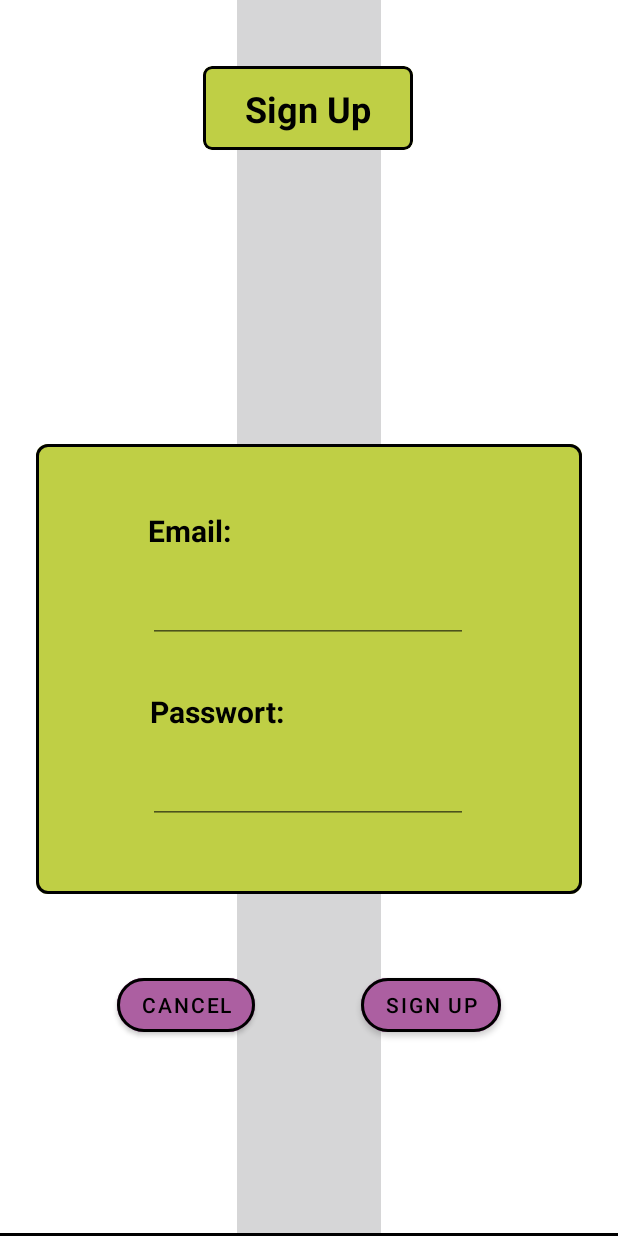
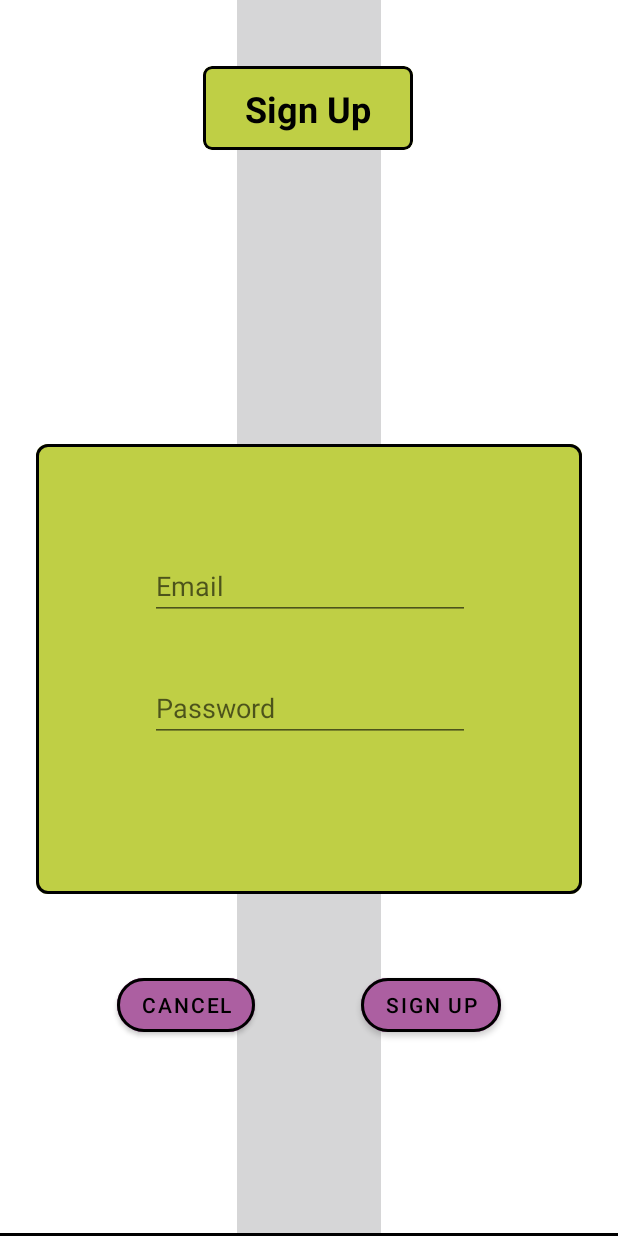
Before and after one commit to MarcoWeinmann/Gartenzwerg, an Android app: the screen it shows after launch (MainActivity), after a tap on "SIGN UP", on a phone screen of 412 x 824 dp. Run offline under Robolectric (Android 15) with nearby library versions, the phone set to English and light mode, and no system bars; our stand-ins replace Firebase (no records; nobody signed in at launch, a user with empty details on screens opened directly), data binding, navigation-ui.

Commit message:
schriftgrößen abgeändert damit es auf dem handy besser passt.

```diff
--- a/app/src/main/res/layout/fragment_detail.xml
+++ b/app/src/main/res/layout/fragment_detail.xml
@@ -148,7 +148,7 @@
                                 android:layout_marginTop="2dp"
                                 android:text="Saatzeit:"
                                 android:textColor="@color/black"
-                                android:textSize="20sp"
+                                android:textSize="18sp"
                                 android:textStyle="bold" />
                         </com.google.android.material.card.MaterialCardView>
 
@@ -179,7 +179,7 @@
                                     android:layout_marginTop="2dp"
                                     android:text="Erntezeit:"
                                     android:textColor="@color/black"
-                                    android:textSize="20sp"
+                                    android:textSize="18sp"
                                     android:textStyle="bold"
                                     app:layout_constraintStart_toStartOf="parent"
                                     app:layout_constraintTop_toTopOf="parent" />
@@ -242,7 +242,7 @@
                                     android:layout_marginTop="2dp"
                                     android:text="Pflanzen/m2:"
                                     android:textColor="@color/black"
-                                    android:textSize="20sp"
+                                    android:textSize="18sp"
                                     android:textStyle="bold"
                                     app:layout_constraintStart_toStartOf="parent"
                                     app:layout_constraintTop_toTopOf="parent" />
--- a/app/src/main/res/layout/fragment_sign_up.xml
+++ b/app/src/main/res/layout/fragment_sign_up.xml
@@ -52,56 +52,32 @@
                 android:backgroundTintMode="add"
                 tools:actionBarNavMode="standard">
 
-                <TextView
-                    android:id="@+id/textView3"
-                    android:layout_width="wrap_content"
-                    android:layout_height="wrap_content"
-                    android:layout_marginTop="44dp"
-                    android:text="Email:"
-                    android:textColor="@color/black"
-                    android:textSize="20sp"
-                    android:textStyle="bold"
-                    app:layout_constraintEnd_toEndOf="parent"
-                    app:layout_constraintHorizontal_bias="0.242"
-                    app:layout_constraintStart_toStartOf="parent"
-                    app:layout_constraintTop_toTopOf="parent" />
-
                 <EditText
                     android:id="@+id/evEmail"
                     android:layout_width="wrap_content"
                     android:layout_height="wrap_content"
-                    android:layout_marginTop="16dp"
+                    android:layout_marginTop="72dp"
                     android:ems="10"
+                    android:hint="Email"
                     android:inputType="textEmailAddress"
                     app:layout_constraintEnd_toEndOf="parent"
-                    app:layout_constraintHorizontal_bias="0.497"
+                    app:layout_constraintHorizontal_bias="0.503"
                     app:layout_constraintStart_toStartOf="parent"
-                    app:layout_constraintTop_toBottomOf="@+id/textView3" />
+                    app:layout_constraintTop_toTopOf="parent" />
 
                 <EditText
                     android:id="@+id/evPassword"
                     android:layout_width="wrap_content"
                     android:layout_height="wrap_content"
-                    android:layout_marginTop="16dp"
+                    android:layout_marginTop="36dp"
                     android:ems="10"
+                    android:hint="Password"
                     android:inputType="textPassword"
                     app:layout_constraintEnd_toEndOf="parent"
-                    app:layout_constraintHorizontal_bias="0.497"
-                    app:layout_constraintStart_toStartOf="parent"
-                    app:layout_constraintTop_toBottomOf="@+id/textView4" />
-
-                <TextView
-                    android:id="@+id/textView4"
-                    android:layout_width="wrap_content"
-                    android:layout_height="wrap_content"
-                    android:layout_marginStart="76dp"
-                    android:layout_marginTop="32dp"
-                    android:text="Passwort:"
-                    android:textColor="@color/black"
-                    android:textSize="20sp"
-                    android:textStyle="bold"
+                    app:layout_constraintHorizontal_bias="0.503"
                     app:layout_constraintStart_toStartOf="parent"
                     app:layout_constraintTop_toBottomOf="@+id/evEmail" />
+
             </androidx.constraintlayout.widget.ConstraintLayout>
         </com.google.android.material.card.MaterialCardView>
 
```
Also changed, not shown: app/src/main/res/layout/fragment_beet.xml (+5 -5 lines), app/src/main/res/layout/fragment_kalender.xml (+5 -4 lines).
